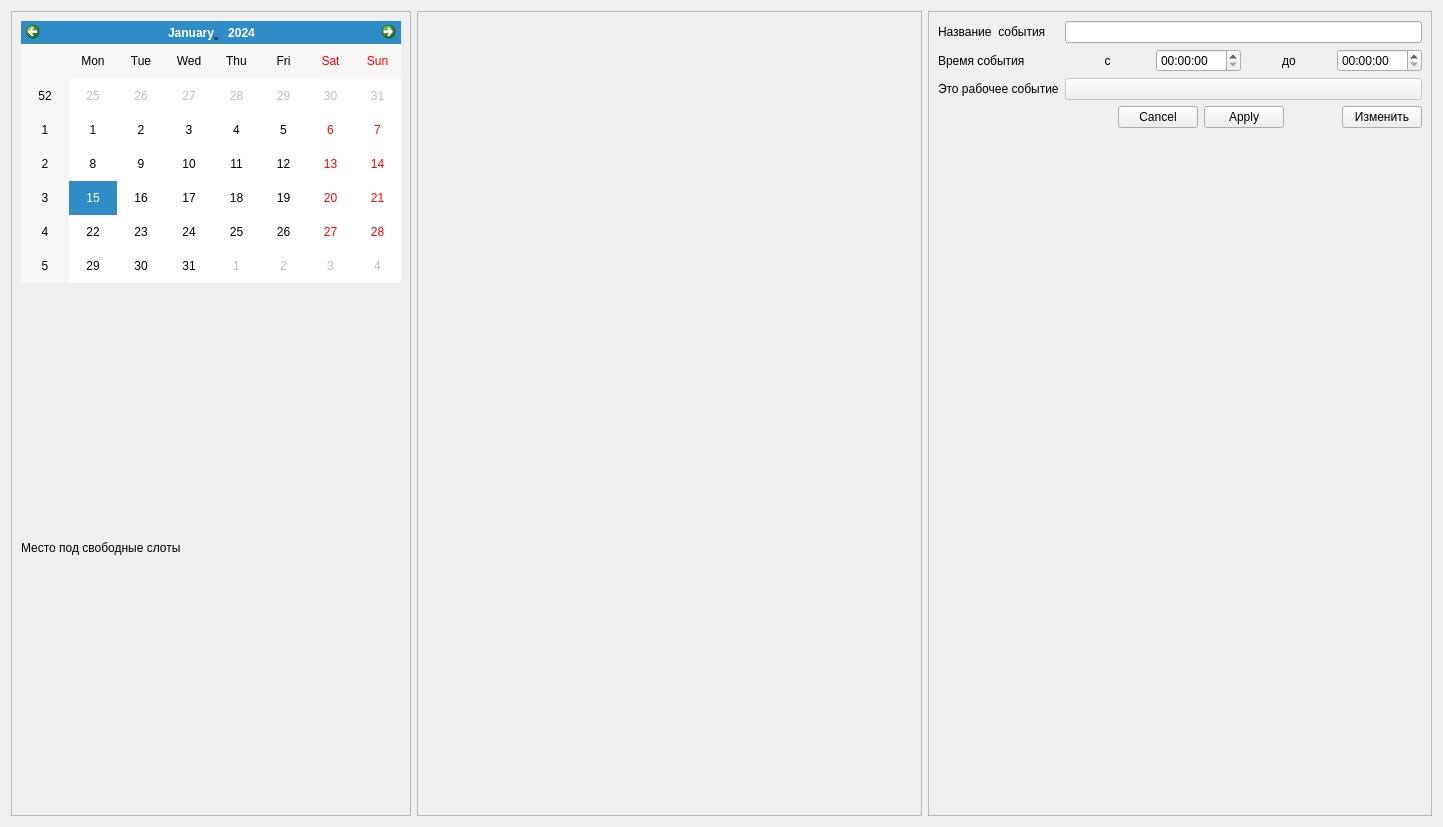
First picture: the form in ui/pages/eventinfo.ui, repository Artem535/PsyClientManager, before the edit.
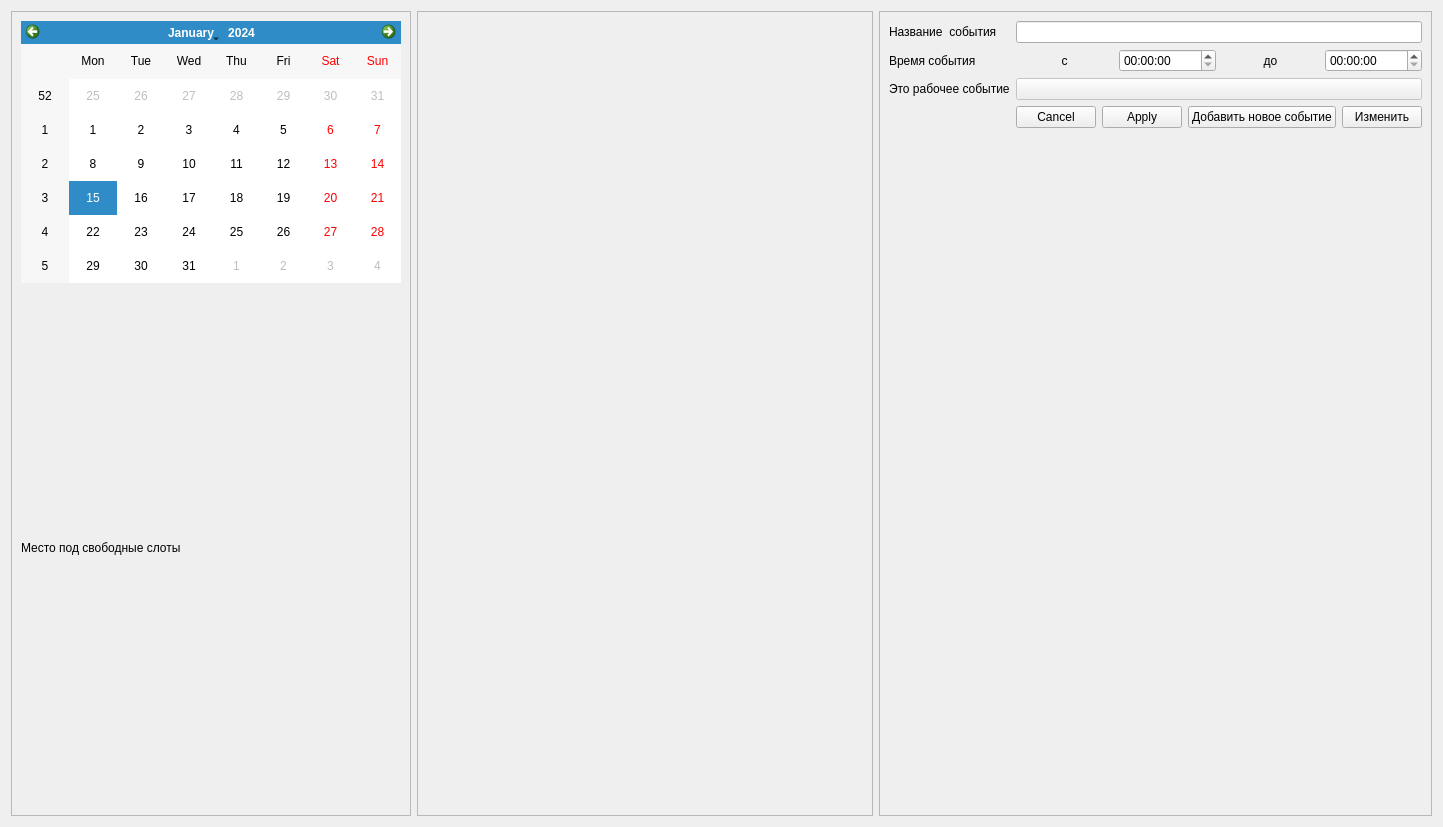
Second picture: the form after the edit.

Patch:
```diff
--- a/ui/pages/eventinfo.ui
+++ b/ui/pages/eventinfo.ui
@@ -186,6 +186,13 @@
             </property>
            </widget>
           </item>
+          <item>
+           <widget class="QPushButton" name="pushButton">
+            <property name="text">
+             <string>Добавить новое событие</string>
+            </property>
+           </widget>
+          </item>
           <item>
            <widget class="QPushButton" name="mChangeButton">
             <property name="text">
```
